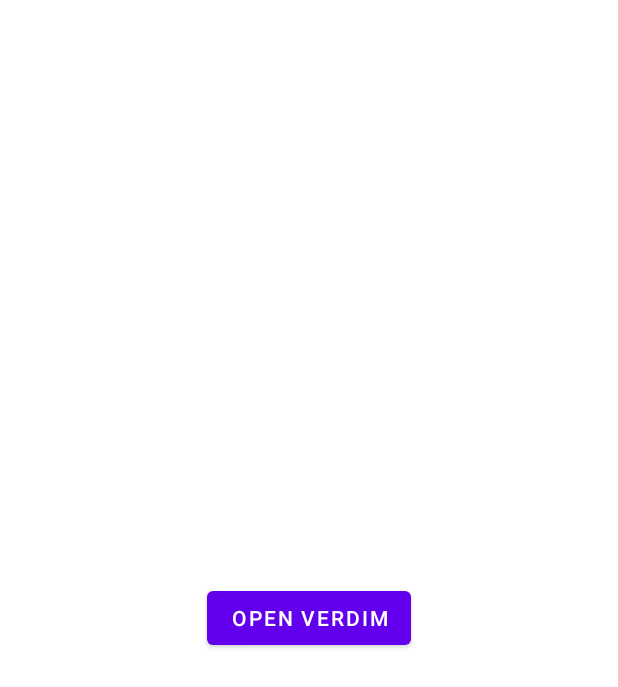
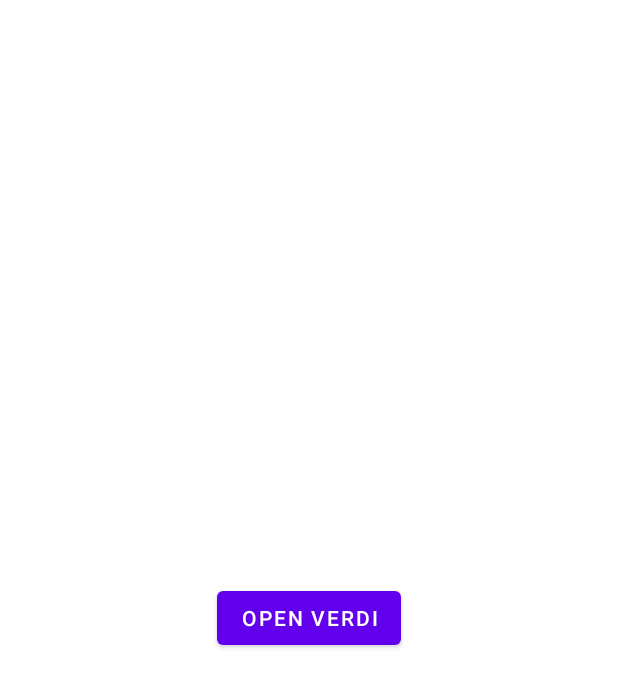
Before and after one commit to AkhadbekDalimov/mobileverdysdk, an Android app: the layout activity_main.xml on its own in the app's theme, with its tools: preview values and no code run, on a phone screen of 412 x 824 dp. Shown: the top 687 px of the screen. Run offline under Robolectric (Android 15) with nearby library versions, the phone set to English and light mode, and no system bars.

Commit message:
Changed Name

```diff
--- a/app/src/main/res/layout/activity_main.xml
+++ b/app/src/main/res/layout/activity_main.xml
@@ -10,7 +10,7 @@
         android:id="@+id/btnVerdim"
         android:layout_width="wrap_content"
         android:layout_height="wrap_content"
-        android:text="Open Verdim"
+        android:text="Open Verdi"
         app:layout_constraintBottom_toBottomOf="parent"
         app:layout_constraintLeft_toLeftOf="parent"
         app:layout_constraintRight_toRightOf="parent"
--- a/app/src/main/res/values/strings.xml
+++ b/app/src/main/res/values/strings.xml
@@ -1,3 +1,3 @@
 <resources>
-    <string name="app_name">Verdim SDK Sample</string>
+    <string name="app_name">Verdi MSDK Sample</string>
 </resources>
--- a/settings.gradle
+++ b/settings.gradle
@@ -6,6 +6,6 @@ dependencyResolutionManagement {
         jcenter() // Warning: this repository is going to shut down soon
     }
 }
-rootProject.name = "VerdimSDK"
+rootProject.name = "VerdiMSDK"
 include ':app'
 include ':myverdisdk'
```
